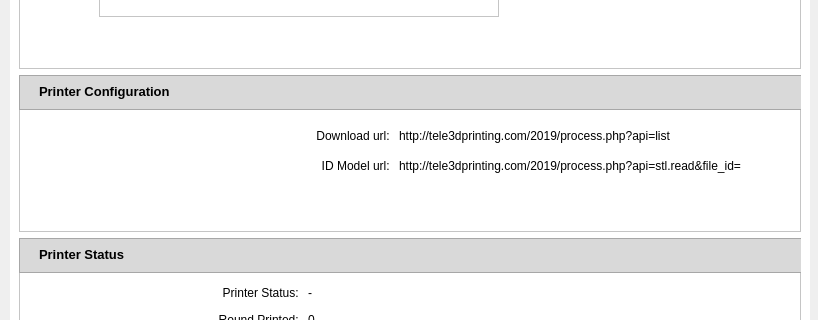
Old version of the form XYZ_Print_Managment.ui in the repository sworatida/XYZ-Print-Managment; both pictures show x 0 to 818 and y 257 to 577 of the 818 by 670 pixel window.
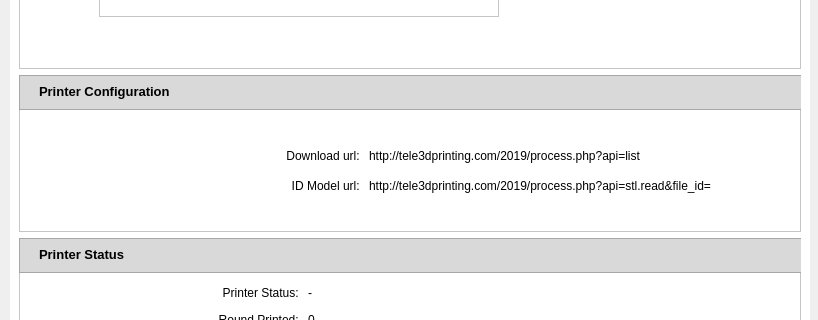
New version of the form. Icons and pictures are not drawn.

```diff
--- a/XYZ_Print_Managment.ui
+++ b/XYZ_Print_Managment.ui
@@ -303,8 +303,8 @@
         <widget class="QFrame" name="horizontalFrame_4">
          <property name="geometry">
           <rect>
-           <x>80</x>
-           <y>40</y>
+           <x>50</x>
+           <y>60</y>
            <width>651</width>
            <height>71</height>
           </rect>
```
